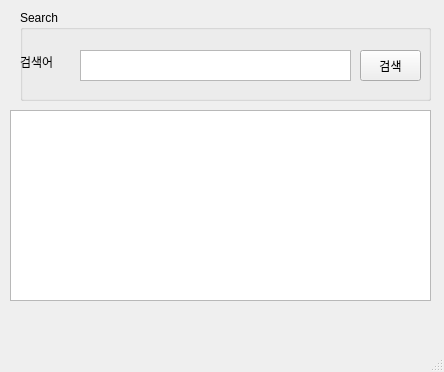
Qt form UI/NaverSearch.ui (kg4543/StudyRaspberry) before a commit.
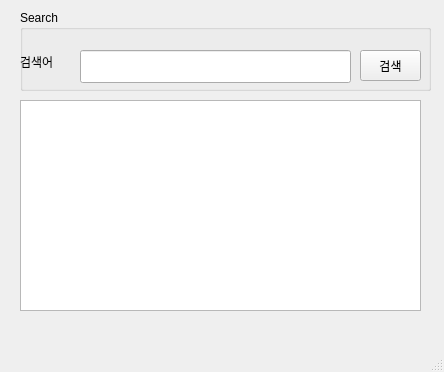
The same form after that commit.

```diff
--- a/UI/NaverSearch.ui
+++ b/UI/NaverSearch.ui
@@ -20,7 +20,7 @@
       <x>20</x>
       <y>10</y>
       <width>411</width>
-      <height>91</height>
+      <height>81</height>
      </rect>
     </property>
     <property name="title">
@@ -52,24 +52,24 @@
       <string>검색</string>
      </property>
     </widget>
-    <widget class="QPlainTextEdit" name="TxtSearchWord">
+    <widget class="QLineEdit" name="TxtSearchWord">
      <property name="geometry">
       <rect>
        <x>60</x>
        <y>40</y>
        <width>271</width>
-       <height>31</height>
+       <height>33</height>
       </rect>
      </property>
     </widget>
    </widget>
-   <widget class="QListView" name="LsbResult">
+   <widget class="QTableWidget" name="tblResult">
     <property name="geometry">
      <rect>
-      <x>10</x>
-      <y>110</y>
-      <width>421</width>
-      <height>191</height>
+      <x>20</x>
+      <y>100</y>
+      <width>401</width>
+      <height>211</height>
      </rect>
     </property>
    </widget>
```
Left out of the diff: 2 changed lines with no effect on the pictures.
